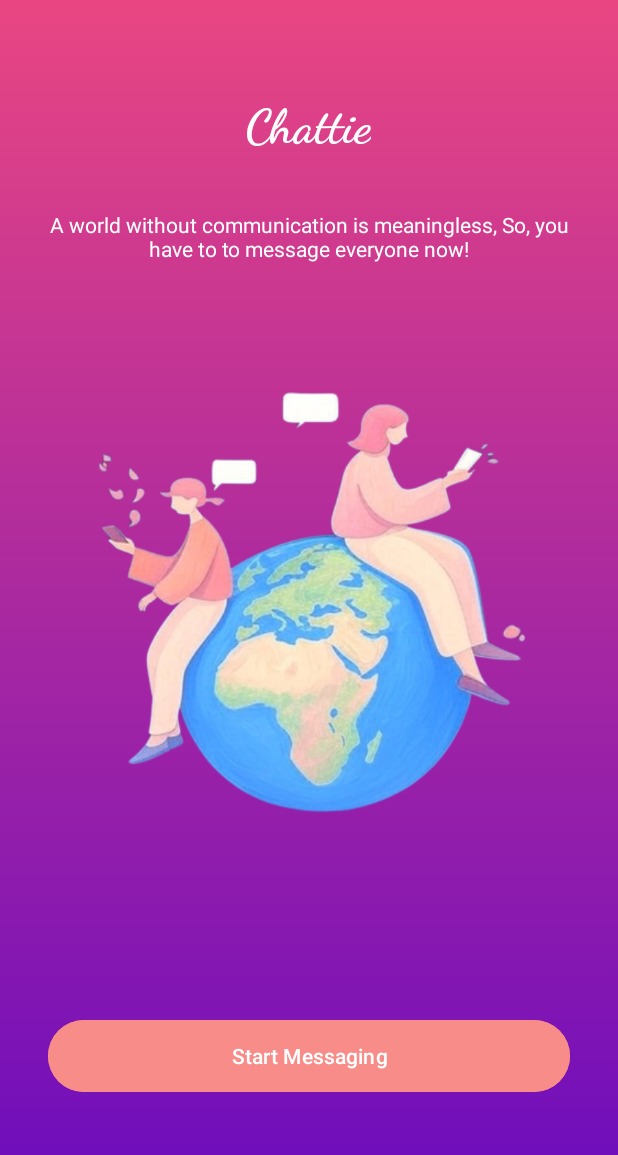
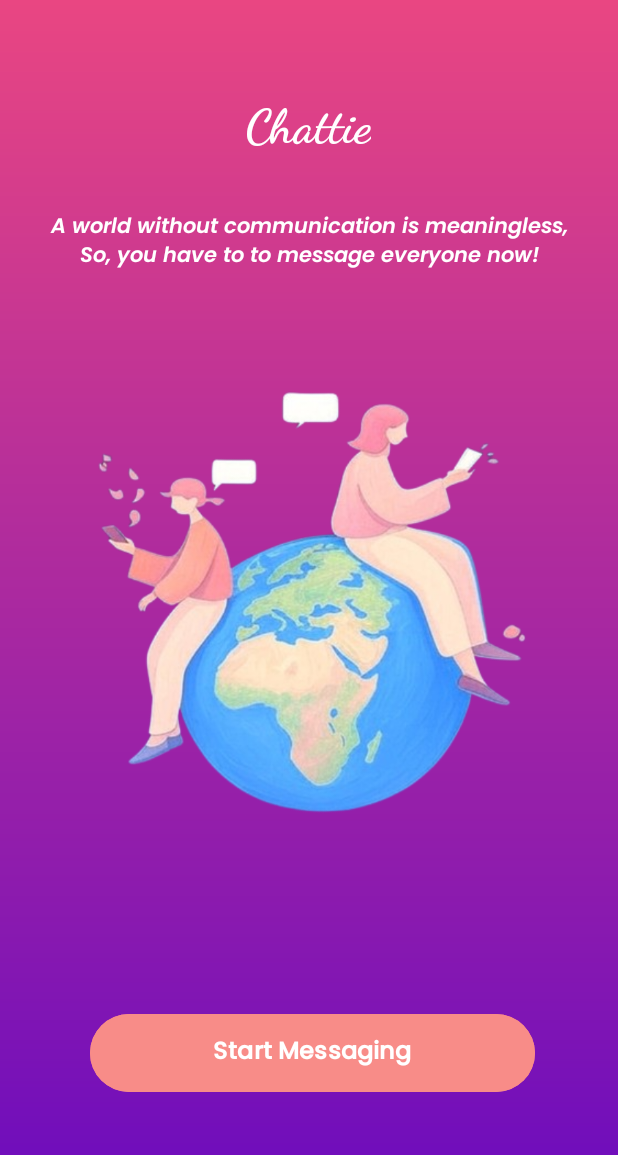
Before and after one commit to Surajgholase/JustChat, an Android app: the screen it shows after launch (MainActivity), on a phone screen of 412 x 824 dp. Shown: the top 1155 px of the screen. Run offline under Robolectric (Android 15) with nearby library versions, the phone set to English and light mode, and no system bars.

Commit message:
Changing font sizes and styles

```diff
--- a/app/src/main/res/layout/activity_main.xml
+++ b/app/src/main/res/layout/activity_main.xml
@@ -47,6 +47,7 @@
                 android:layout_marginStart="24dp"
                 android:layout_marginTop="124dp"
                 android:layout_marginEnd="24dp"
+                android:fontFamily="@font/regular"
                 android:text="A world without communication is meaningless, So, you have to to message everyone now!"
                 android:textAlignment="center"
                 android:textColor="@color/white"
@@ -59,13 +60,15 @@
             <Button
                 android:id="@+id/startButton"
                 android:layout_width="0dp"
-                android:layout_height="56dp"
-                android:layout_marginStart="32dp"
-                android:layout_marginEnd="32dp"
+                android:layout_height="60dp"
+                android:layout_marginStart="60dp"
+                android:layout_marginEnd="55dp"
                 android:layout_marginBottom="92dp"
                 android:backgroundTint="@color/coral"
-                android:fontFamily="sans-serif-medium"
+                android:fontFamily="@font/reg"
+                android:textStyle="bold"
                 android:text="Start Messaging"
+                android:textSize="16dp"
                 android:textAllCaps="false"
                 android:textColor="@color/white"
                 android:shadowColor="@color/card_purple"
```
Also changed, not shown: app/src/main/res/font/lato.ttf (added), app/src/main/res/font/reg.ttf (added), app/src/main/res/font/regular.ttf (added).
